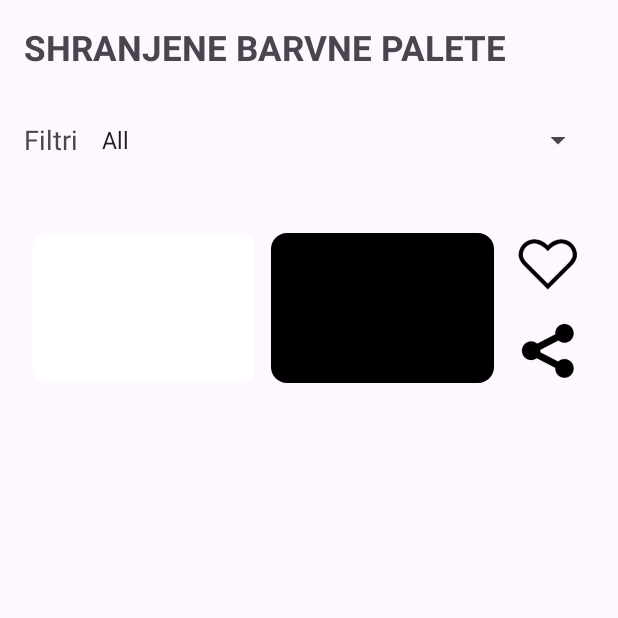
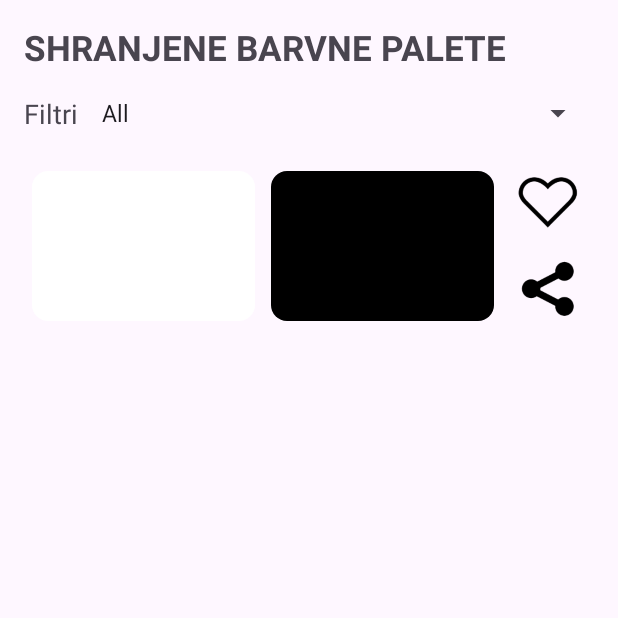
Before and after one commit to pikazibert/EMP, an Android app: the SavedPalettesActivity screen opened directly, with no data from a screen before it, on a phone screen of 412 x 824 dp, the top half of it. Run offline under Robolectric (Android 15) with nearby library versions, the light colour scheme and no system bars.

Commit message:
malo lepsi filtri

```diff
--- a/app/src/main/res/layout/activity_saved_palettes.xml
+++ b/app/src/main/res/layout/activity_saved_palettes.xml
@@ -19,22 +19,22 @@
     <LinearLayout
         android:layout_width="match_parent"
         android:layout_height="wrap_content"
+        android:gravity="center_vertical"
         android:orientation="horizontal"
-        android:gravity="center_vertical"
-        android:paddingBottom="16dp">
+        android:paddingBottom="10dp">
 
         <TextView
             android:id="@+id/filterLabel"
             android:layout_width="wrap_content"
             android:layout_height="wrap_content"
+            android:layout_marginEnd="8dp"
             android:text="Filtri"
-            android:textSize="18sp"
-            android:layout_marginEnd="8dp" />
+            android:textSize="18sp" />
 
         <Spinner
             android:id="@+id/filterDropdown"
             android:layout_width="0dp"
-            android:layout_height="60dp"
+            android:layout_height="wrap_content"
             android:layout_weight="1"
             android:spinnerMode="dropdown" />
     </LinearLayout>
```
